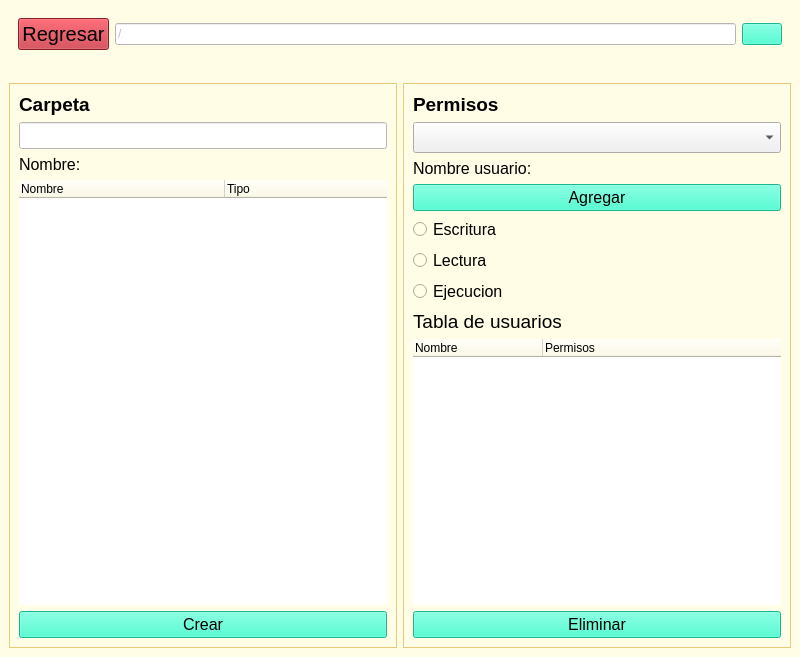
enajera123/Proyectos-So, file Proyecto 3/vista/crear.ui: the form before one commit.
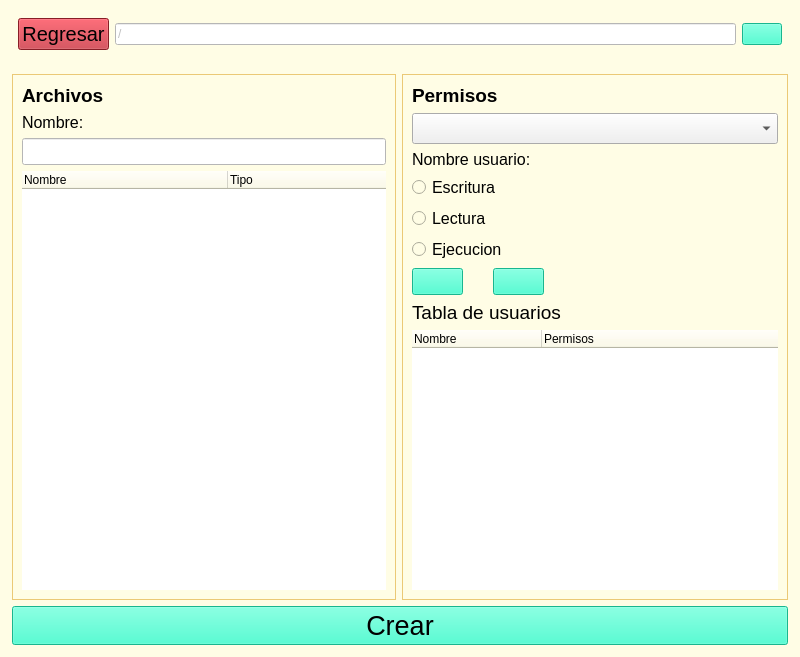
The form after the commit. Icons and pictures are not drawn.

```diff
--- a/Proyecto 3/vista/crear.ui
+++ b/Proyecto 3/vista/crear.ui
@@ -169,8 +169,23 @@
          <property name="frameShadow">
           <enum>QFrame::Raised</enum>
          </property>
-         <layout class="QHBoxLayout" name="horizontalLayout">
-          <item>
+         <layout class="QGridLayout" name="gridLayout">
+          <property name="leftMargin">
+           <number>12</number>
+          </property>
+          <property name="topMargin">
+           <number>0</number>
+          </property>
+          <property name="rightMargin">
+           <number>12</number>
+          </property>
+          <property name="bottomMargin">
+           <number>12</number>
+          </property>
+          <property name="spacing">
+           <number>-1</number>
+          </property>
+          <item row="0" column="0">
            <widget class="QFrame" name="Carpeta">
             <property name="styleSheet">
              <string notr="true"/>
@@ -197,20 +212,7 @@
                 </font>
                </property>
                <property name="text">
-                <string>Carpeta</string>
-               </property>
-              </widget>
-             </item>
-             <item>
-              <widget class="QLineEdit" name="txtNombreCarpeta">
-               <property name="font">
-                <font>
-                 <family>Arial</family>
-                 <pointsize>12</pointsize>
-                </font>
-               </property>
-               <property name="styleSheet">
-                <string notr="true">background-color:white;</string>
+                <string>Archivos</string>
                </property>
               </widget>
              </item>
@@ -233,6 +235,19 @@
                </property>
               </widget>
              </item>
+             <item>
+              <widget class="QLineEdit" name="txtNombreCarpeta">
+               <property name="font">
+                <font>
+                 <family>Arial</family>
+                 <pointsize>12</pointsize>
+                </font>
+               </property>
+               <property name="styleSheet">
+                <string notr="true">background-color:white;</string>
+               </property>
+              </widget>
+             </item>
              <item>
               <widget class="QTreeWidget" name="arbolPrincipal">
                <property name="styleSheet">
@@ -276,23 +291,10 @@
                </column>
               </widget>
              </item>
-             <item>
-              <widget class="QPushButton" name="btnCrearCarpeta">
-               <property name="font">
-                <font>
-                 <family>Arial</family>
-                 <pointsize>12</pointsize>
-                </font>
-               </property>
-               <property name="text">
-                <string>Crear</string>
-               </property>
-              </widget>
-             </item>
             </layout>
            </widget>
           </item>
-          <item>
+          <item row="0" column="1">
            <widget class="QFrame" name="Permisos">
             <property name="frameShape">
              <enum>QFrame::StyledPanel</enum>
@@ -397,19 +399,6 @@
                </property>
               </widget>
              </item>
-             <item>
-              <widget class="QPushButton" name="btnAgregarUsuario">
-               <property name="font">
-                <font>
-                 <family>Arial</family>
-                 <pointsize>12</pointsize>
-                </font>
-               </property>
-               <property name="text">
-                <string>Agregar</string>
-               </property>
-              </widget>
-             </item>
              <item>
               <widget class="QRadioButton" name="rbtnEscritura">
                <property name="font">
@@ -458,6 +447,79 @@
                </property>
               </widget>
              </item>
+             <item>
+              <widget class="QFrame" name="panelBotones">
+               <property name="frameShape">
+                <enum>QFrame::StyledPanel</enum>
+               </property>
+               <property name="frameShadow">
+                <enum>QFrame::Raised</enum>
+               </property>
+               <layout class="QHBoxLayout" name="horizontalLayout_4">
+                <property name="spacing">
+                 <number>30</number>
+                </property>
+                <property name="leftMargin">
+                 <number>0</number>
+                </property>
+                <property name="topMargin">
+                 <number>0</number>
+                </property>
+                <property name="rightMargin">
+                 <number>234</number>
+                </property>
+                <property name="bottomMargin">
+                 <number>0</number>
+                </property>
+                <item>
+                 <widget class="QPushButton" name="btnAgregarUsuario">
+                  <property name="font">
+                   <font>
+                    <family>Arial</family>
+                    <pointsize>12</pointsize>
+                   </font>
+                  </property>
+                  <property name="text">
+                   <string/>
+                  </property>
+                  <property name="icon">
+                   <iconset>
+                    <normaloff>../src/img/crear-icon.png</normaloff>../src/img/crear-icon.png</iconset>
+                  </property>
+                  <property name="iconSize">
+                   <size>
+                    <width>25</width>
+                    <height>25</height>
+                   </size>
+                  </property>
+                 </widget>
+                </item>
+                <item>
+                 <widget class="QPushButton" name="btnEliminarUsuario">
+                  <property name="font">
+                   <font>
+                    <family>Arial</family>
+                    <pointsize>12</pointsize>
+                   </font>
+                  </property>
+                  <property name="text">
+                   <string/>
+                  </property>
+                  <property name="icon">
+                   <iconset>
+                    <normaloff>../src/img/eliminar-icon.png</normaloff>../src/img/eliminar-icon.png</iconset>
+                  </property>
+                  <property name="iconSize">
+                   <size>
+                    <width>25</width>
+                    <height>25</height>
+                   </size>
+                  </property>
+                 </widget>
+                </item>
+               </layout>
+              </widget>
+             </item>
              <item>
               <widget class="QLabel" name="lblTituloListView">
                <property name="font">
@@ -530,16 +592,53 @@
                </column>
               </widget>
              </item>
+            </layout>
+           </widget>
+          </item>
+          <item row="1" column="0" colspan="2">
+           <widget class="QFrame" name="panelBoton">
+            <property name="frameShape">
+             <enum>QFrame::StyledPanel</enum>
+            </property>
+            <property name="frameShadow">
+             <enum>QFrame::Raised</enum>
+            </property>
+            <layout class="QVBoxLayout" name="verticalLayout_5">
+             <property name="sizeConstraint">
+              <enum>QLayout::SetDefaultConstraint</enum>
+             </property>
+             <property name="leftMargin">
+              <number>0</number>
+             </property>
+             <property name="topMargin">
+              <number>0</number>
+             </property>
+             <property name="rightMargin">
+              <number>0</number>
+             </property>
+             <property name="bottomMargin">
+              <number>0</number>
+             </property>
              <item>
-              <widget class="QPushButton" name="btnEliminarUsuario">
+              <widget class="QPushButton" name="btnCrearCarpeta">
                <property name="font">
                 <font>
                  <family>Arial</family>
-                 <pointsize>12</pointsize>
+                 <pointsize>20</pointsize>
                 </font>
                </property>
                <property name="text">
-                <string>Eliminar</string>
+                <string>Crear</string>
+               </property>
+               <property name="icon">
+                <iconset>
+                 <normaloff>../src/img/commit-icon.png</normaloff>../src/img/commit-icon.png</iconset>
+               </property>
+               <property name="iconSize">
+                <size>
+                 <width>40</width>
+                 <height>40</height>
+                </size>
                </property>
               </widget>
              </item>
```
